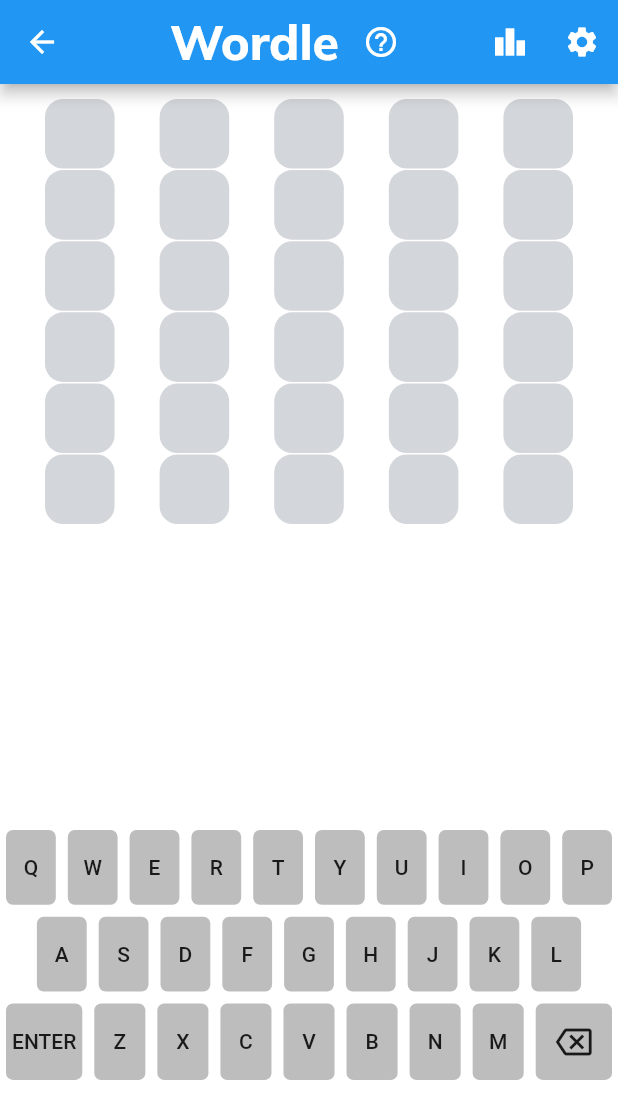
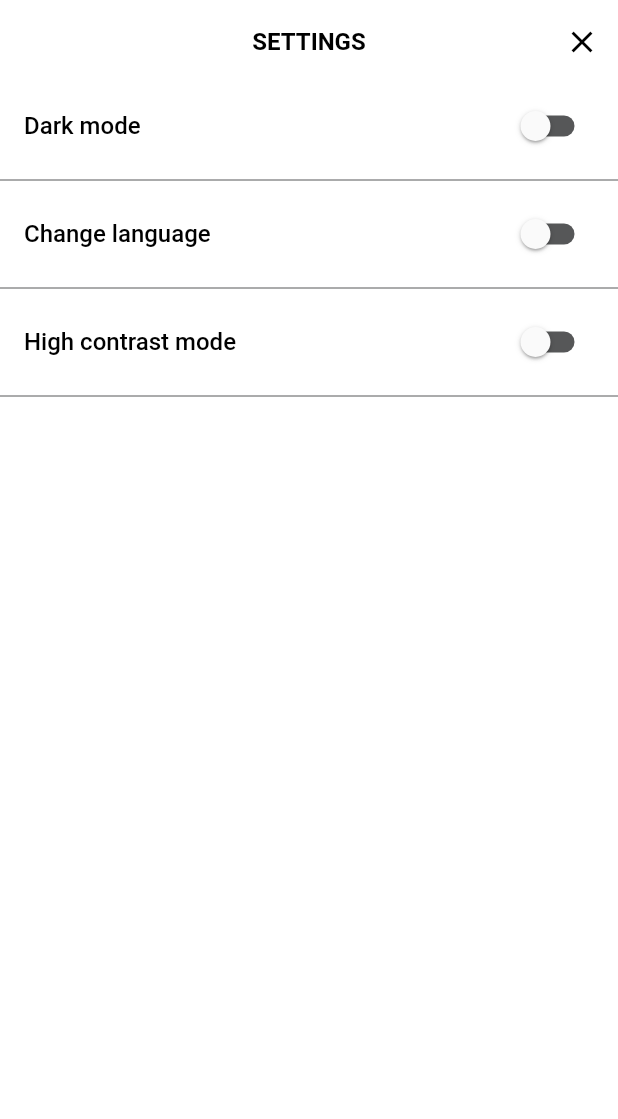
Before and after one commit to devmaster929/wordplus-puzzle, a Flutter app: the MainPage screen opened directly, after a tap on the "settings" icon, on a phone screen of 412 x 824 dp. Shown: the top 1119 px of the screen. Run offline on Flutter 3.47's test engine with Material 2 defaults, Android fonts, the phone set to English and light mode, and no system bars; our stand-ins replace bloc, equatable, firebase_auth, firebase_core, flutter_bloc, flutter_countdown_timer and 7 more; missing offline and left inert: firebase_auth_platform_interface, flow_builder, fluent_ui; accounts and stored records are empty; project files that could hold a hidden picture were left out.

Commit message:
Feature/settings dialog (#2)
* dialog added

* switch tile template

* settings cubit: theme created

* color change

* minor fixes

* settings done; colors adjusted

* merge problems fixed

initial page redirect and adaptive app

* minor fix

Co-authored-by: George <George.Lehr@gmail.com>

```diff
--- a/lib/bloc/app/routes.dart
+++ b/lib/bloc/app/routes.dart
@@ -2,11 +2,12 @@
 import 'package:wordle/bloc/app/app_bloc.dart';
 import 'package:wordle/presentation/home/home_page.dart';
 import 'package:wordle/presentation/pages/login/login_page.dart';
+import 'package:wordle/presentation/pages/main/main_page.dart';
 
 List<Page> onGenerateAppViewPages(AppStatus state, List<Page<dynamic>> pages) {
   switch (state) {
     case AppStatus.authenticated:
-      return [HomePage.page()];
+      return [MainPage.page()];
     case AppStatus.unauthenticated:
     default:
       return [LoginPage.page()];
--- /dev/null
+++ b/lib/bloc/settings/settings_cubit.dart
@@ -0,0 +1,46 @@
+import 'package:equatable/equatable.dart';
+import 'package:hydrated_bloc/hydrated_bloc.dart';
+
+part 'settings_state.dart';
+
+class SettingsCubit extends HydratedCubit<SettingsState> {
+  SettingsCubit()
+      : super(
+          const SettingsState(
+            isDarkThemeOn: false,
+            isEngLang: false,
+            isHighContrast: false,
+          ),
+        );
+
+  void toggleTheme({required bool value}) =>
+      emit(state.copyWith(isDarkThemeOn: value));
+
+  void toggleLanguage({required bool value}) =>
+      emit(state.copyWith(isEngLang: value));
+
+  void toggleContrast({required bool value}) =>
+      emit(state.copyWith(isHighContrast: value));
+
+  @override
+  SettingsState? fromJson(Map<String, dynamic> json) {
+    final isDarkTheme = json['isDarkTheme'] as bool;
+    final isEngLang = json['isEngLang'] as bool;
+    final isHighContrast = json['isHighContrast'] as bool;
+
+    return SettingsState(
+      isDarkThemeOn: isDarkTheme,
+      isEngLang: isEngLang,
+      isHighContrast: isHighContrast,
+    );
+  }
+
+  @override
+  Map<String, dynamic>? toJson(SettingsState state) {
+    return {
+      "isDarkTheme": state.isDarkThemeOn.toString(),
+      "isEngLang": state.isEngLang.toString(),
+      "isHighContrast": state.isHighContrast.toString(),
+    };
+  }
+}
--- /dev/null
+++ b/lib/bloc/settings/settings_state.dart
@@ -0,0 +1,24 @@
+part of 'settings_cubit.dart';
+
+class SettingsState extends Equatable {
+  const SettingsState({required this.isDarkThemeOn, required this.isEngLang, required this.isHighContrast});
+
+  final bool isDarkThemeOn;
+  final bool isEngLang;
+  final bool isHighContrast;
+
+  @override
+  List<Object?> get props => [isDarkThemeOn, isEngLang, isHighContrast];
+
+  SettingsState copyWith({
+    bool? isDarkThemeOn,
+    bool? isEngLang,
+    bool? isHighContrast,
+  }) {
+    return SettingsState(
+      isDarkThemeOn: isDarkThemeOn ?? this.isDarkThemeOn,
+      isEngLang: isEngLang ?? this.isEngLang,
+      isHighContrast: isHighContrast ?? this.isHighContrast,
+    );
+  }
+}
--- a/lib/presentation/pages/main/main_page.dart
+++ b/lib/presentation/pages/main/main_page.dart
@@ -32,6 +32,8 @@
 
 class MainPage extends StatefulWidget {
   const MainPage({Key? key}) : super(key: key);
+
+  static Page page() => const MaterialPage<void>(child: MainPage());
 
   @override
   _MainPageState createState() => _MainPageState();
--- a/lib/presentation/widgets/adaptive_scaffold.dart
+++ b/lib/presentation/widgets/adaptive_scaffold.dart
@@ -4,6 +4,7 @@
 import 'package:flutter/cupertino.dart';
 import 'package:flutter/material.dart';
 import 'package:flutter/material.dart' as m;
+import 'package:wordle/presentation/widgets/settings_dialog.dart';
 import 'package:google_fonts/google_fonts.dart';
 import 'package:wordle/resources/app_colors.dart';
 import 'package:wordle/utils/platform.dart';
@@ -69,7 +70,13 @@
             icon: const Icon(Icons.leaderboard),
           ),
           m.IconButton(
-            onPressed: () {},
+            onPressed: () => Navigator.push(
+              context,
+              MaterialPageRoute<void>(
+                builder: (BuildContext context) => const FullScreenDialog(),
+                fullscreenDialog: true,
+              ),
+            ),
             icon: const Icon(Icons.settings),
           ),
         ],
--- /dev/null
+++ b/lib/presentation/widgets/settings_dialog.dart
@@ -0,0 +1,96 @@
+import 'package:flutter/material.dart';
+import 'package:flutter_bloc/flutter_bloc.dart';
+import 'package:wordle/bloc/settings/settings_cubit.dart';
+import 'package:wordle/resources/app_colors.dart';
+
+class FullScreenDialog extends StatelessWidget {
+  const FullScreenDialog({Key? key}) : super(key: key);
+
+  @override
+  Widget build(BuildContext context) {
+    return Scaffold(
+      appBar: AppBar(
+        centerTitle: true,
+        backgroundColor: Theme.of(context).primaryColorLight,
+        title: Text(
+          'SETTINGS',
+          style: Theme.of(context).textTheme.headline1,
+        ),
+        elevation: 0,
+        automaticallyImplyLeading: false,
+        actions: [
+          IconButton(
+            onPressed: Navigator.of(context).pop,
+            icon: const Icon(Icons.close),
+            color: Theme.of(context).primaryColor,
+          ),
+        ],
+      ),
+      body: BlocBuilder<SettingsCubit, SettingsState>(
+        builder: (BuildContext context, state) {
+          return Theme(
+            data: ThemeData(
+              splashColor: Colors.transparent,
+              highlightColor: Colors.transparent,
+            ),
+            child: Column(
+              children: [
+                SwitchListTile(
+                  inactiveTrackColor: AppColors.greyTrack,
+                  activeTrackColor: AppColors.greenTrack,
+                  activeColor: Colors.white,
+                  title: Text(
+                    'Dark mode',
+                    style: Theme.of(context).textTheme.headline6,
+                  ),
+                  value: state.isDarkThemeOn,
+                  onChanged: (bool value) {
+                    BlocProvider.of<SettingsCubit>(context)
+                        .toggleTheme(value: value);
+                  },
+                ),
+                const Divider(
+                  color: AppColors.greyTrack,
+                ),
+                SwitchListTile(
+                  inactiveTrackColor: AppColors.greyTrack,
+                  activeTrackColor: AppColors.greenTrack,
+                  activeColor: Colors.white,
+                  title: Text(
+                    'Change language',
+                    style: Theme.of(context).textTheme.headline6,
+                  ),
+                  value: state.isEngLang,
+                  onChanged: (bool value) {
+                    BlocProvider.of<SettingsCubit>(context)
+                        .toggleLanguage(value: value);
+                  },
+                ),
+                const Divider(
+                  color: AppColors.greyTrack,
+                ),
+                SwitchListTile(
+                  inactiveTrackColor: AppColors.greyTrack,
+                  activeTrackColor: AppColors.greenTrack,
+                  activeColor: Colors.white,
+                  title: Text(
+                    'High contrast mode',
+                    style: Theme.of(context).textTheme.headline6,
+                  ),
+                  value: state.isHighContrast,
+                  onChanged: (bool value) {
+                    BlocProvider.of<SettingsCubit>(context)
+                        .toggleContrast(value: value);
+                  },
+                ),
+                const Divider(
+                  color: AppColors.greyTrack,
+                ),
+              ],
+            ),
+          );
+        },
+      ),
+    );
+  }
+}
--- a/lib/resources/app_colors.dart
+++ b/lib/resources/app_colors.dart
@@ -7,4 +7,6 @@
   static const darkGrey = Color(0xFF787C7E);
   static const green = Color(0xFF6AAA64);
   static const yellow = Color(0xFFC9B458);
+  static const greenTrack = Color(0xff538d4e);
+  static const greyTrack = Color(0xff565758);
 }
--- /dev/null
+++ b/lib/resources/theme.dart
@@ -0,0 +1,56 @@
+import 'package:flutter/material.dart';
+import 'package:google_fonts/google_fonts.dart';
+
+enum AppTheme {
+  lightTheme,
+  darkTheme,
+}
+
+final themes = {
+  AppTheme.lightTheme: ThemeData(
+    textTheme: const TextTheme(
+      headline1: TextStyle(
+        fontSize: 16,
+        fontWeight: FontWeight.bold,
+        color: Colors.black,
+      ),
+      headline6: TextStyle(
+        fontSize: 16,
+        color: Colors.black,
+      ),
+    ),
+    primaryColorDark: const Color(0xFF0097A7),
+    primaryColorLight: const Color(0xFFFFFFFF),
+    primaryColor: const Color(0xFF000000),
+    colorScheme: const ColorScheme.light(secondary: Color(0xFF009688)),
+    scaffoldBackgroundColor: const Color(0xFFFFFFFF),
+    inputDecorationTheme: InputDecorationTheme(
+      border: OutlineInputBorder(
+        borderRadius: BorderRadius.circular(8),
+      ),
+    ),
+  ),
+  AppTheme.darkTheme: ThemeData(
+    textTheme: const TextTheme(
+      headline1: TextStyle(
+        fontSize: 16,
+        fontWeight: FontWeight.bold,
+        color: Colors.white,
+      ),
+      headline6: TextStyle(
+        fontSize: 16,
+        color: Colors.white,
+      ),
+    ),
+    primaryColorDark: const Color(0xDCDA2EF3),
+    primaryColorLight: const Color(0xDC121213),
+    primaryColor: const Color(0xFFFFFFFF),
+    colorScheme: const ColorScheme.light(secondary: Color(0xFFE575F3)),
+    scaffoldBackgroundColor: const Color(0xDC121213),
+    inputDecorationTheme: InputDecorationTheme(
+      border: OutlineInputBorder(
+        borderRadius: BorderRadius.circular(8),
+      ),
+    ),
+  )
+};
--- a/pubspec.yaml
+++ b/pubspec.yaml
@@ -31,6 +31,8 @@
   shared_preferences: ^2.0.13
   flutter_countdown_timer: ^4.1.0
   top_snackbar_flutter: ^1.0.2
+  hydrated_bloc: ^8.0.0
+  path_provider: ^2.0.9
   url_strategy: ^0.2.0
 
 dev_dependencies:
```
Also changed, not shown: lib/app.dart (+15 -4 lines), lib/main.dart (+11 -3 lines), lib/presentation/widgets/adaptive_app.dart (+16 -1 lines), pubspec.lock.
